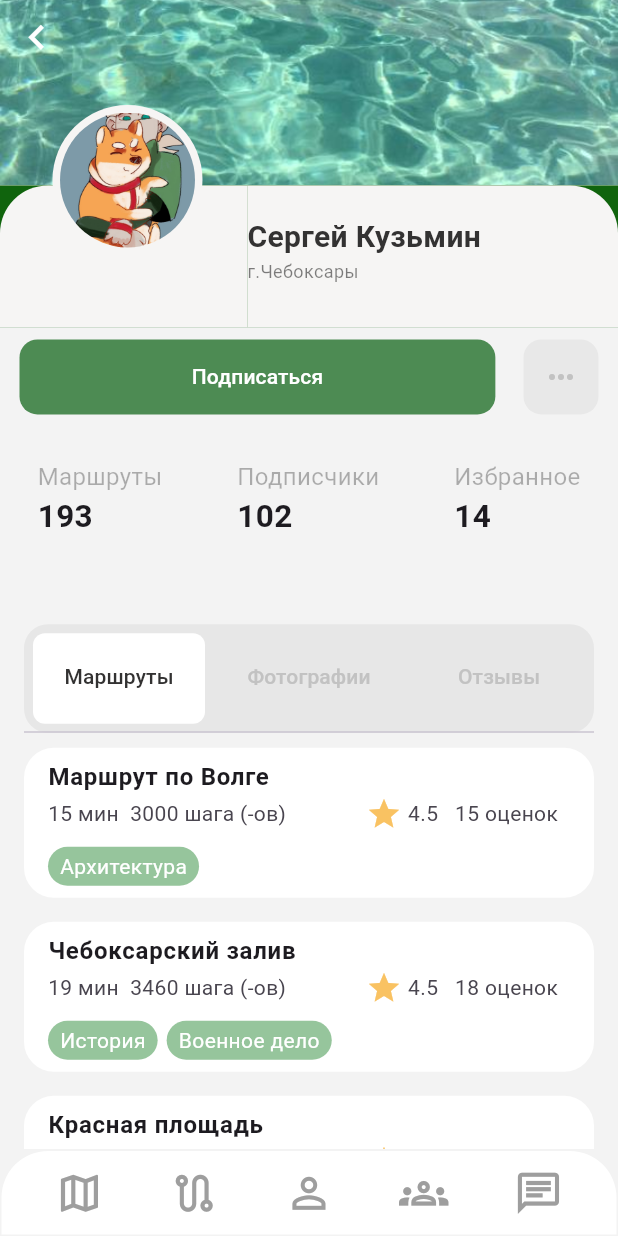
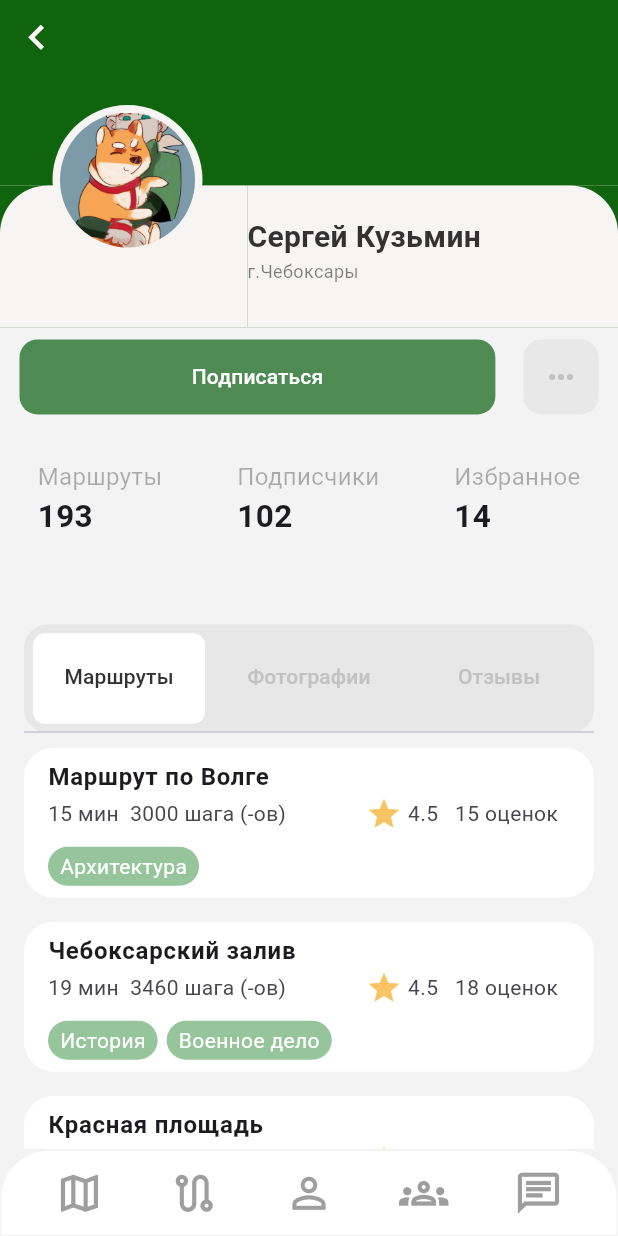
Before and after one commit to Semenovvvv/MyGid, a Flutter app: the Profile screen opened by its route, on a phone screen of 412 x 824 dp. Run offline on Flutter 3.47's test engine with Material 2 defaults, Android fonts, the phone set to English and light mode, and no system bars; our stand-ins replace convex_bottom_bar, geolocator, google_fonts; missing offline and left inert: yandex_mapkit; statements that could not run were skipped.

Commit message:
убрали бэкграунд

```diff
--- a/lib/features/profile/profile_screen/view/profile_screen.dart
+++ b/lib/features/profile/profile_screen/view/profile_screen.dart
@@ -133,7 +133,8 @@ class _ProfileState extends State<Profile> {
                 Container(
                   height: MediaQuery.of(context).size.height * 0.15,
                   decoration: BoxDecoration(
-                  image: DecorationImage(image: AssetImage("lib/assets/images/bg.jpg"), fit: BoxFit.cover),
+                    color: Color.fromARGB(255, 16, 100, 13)
+                  //image: DecorationImage(image: AssetImage("lib/assets/images/bg.jpg"), fit: BoxFit.cover),
                    ),
                   child: Row(
                     children: [
```
